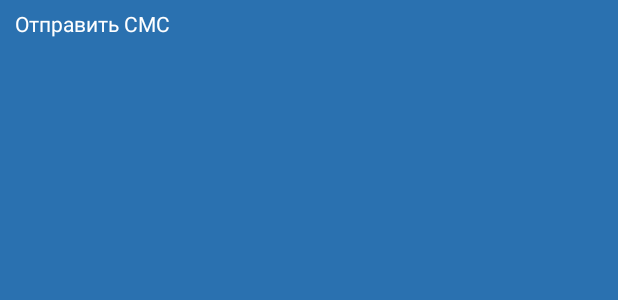
After one commit to developerc/TaxiAndroid5, an Android app: the layout item_six.xml on its own in the app's theme, with its tools: preview values and no code run, on a phone screen of 412 x 824 dp. The commit adds this screen. Shown: the top 300 px of the screen. Run offline under Robolectric (Android 15) with nearby library versions, the phone set to English and light mode, and no system bars; network calls fail.

Commit message:
залил домой проект с Активити сикс

```diff
--- a/taxiandr/src/main/java/com/taxiandroid/ru/taxiandr/ActivitySix.java
+++ b/taxiandr/src/main/java/com/taxiandroid/ru/taxiandr/ActivitySix.java
@@ -75,8 +75,9 @@ public class ActivitySix extends AppCompatActivity implements View.OnClickListen
             // Считываем все контакты в ListView
             List<Taximeter> contacts = mDatabaseHelper.getAllTaximeter();
 
-            ArrayAdapter<Taximeter> adapter = new ArrayAdapter<Taximeter>(this, android.R.layout.simple_list_item_1,
-                    android.R.id.text1, contacts);
+//            ArrayAdapter<Taximeter> adapter = new ArrayAdapter<Taximeter>(this, android.R.layout.simple_list_item_1, android.R.id.text1, contacts);
+            ArrayAdapter<Taximeter> adapter = new ArrayAdapter<Taximeter>(this, R.layout.item_six,
+                    R.id.tvSix, contacts);
             ListView catsListView = (ListView) findViewById(R.id.lvMain);
             catsListView.setAdapter(adapter);
         }
--- a/taxiandr/src/main/java/com/taxiandroid/ru/taxiandr/ActivityThree.java
+++ b/taxiandr/src/main/java/com/taxiandroid/ru/taxiandr/ActivityThree.java
@@ -116,7 +116,7 @@ public class ActivityThree extends AppCompatActivity {
     private void clickStop() {
         // шлем запрос на удаление заказа из таблицы заказов
         new PostAsincTask().execute(postPath + "complete");
-        mDatabaseHelper.addTaximeter(new Taximeter(MainActivity.ClkTel,MainActivity.ClkAdr, Float.toString(MainActivity.Itogo) +" руб", Float.toString(MainActivity.ItogKmGorod)+" м гор", Float.toString(MainActivity.ItogKmPrig)+" м пригор",getCurrentTimeStamp())); //добавляем запись в базу
+        mDatabaseHelper.addTaximeter(new Taximeter(MainActivity.ClkTel,MainActivity.ClkAdr, Float.toString(MainActivity.Itogo) +" руб", Float.toString(MainActivity.ItogKmGorod)+" м гор", Float.toString(MainActivity.ItogKmPrig)+" м пригор", Float.toString(MainActivity.ItogKmRn)+" м район", Float.toString(MainActivity.ItogKmMg)+" м межгор",getCurrentTimeStamp())); //добавляем запись в базу
         Log.d(TAG, "*******************    Добавляем в базу    *****************************");
        // mDatabaseHelper.addTaximeter(new Taximeter("8619641256", "Адрес", "100", "2015-11-20 11:00")); //добавляем запись в базу
 
--- a/taxiandr/src/main/java/com/taxiandroid/ru/taxiandr/MainActivity.java
+++ b/taxiandr/src/main/java/com/taxiandroid/ru/taxiandr/MainActivity.java
@@ -864,7 +864,7 @@ public class MainActivity extends AppCompatActivity
         }
         //if (StartTax==true) {  myIntent.putExtra("btnStr","Proba");  }
         //ActivityThree.buttonStart.setText("Проба");
-        Toast.makeText(getApplicationContext(), "StartTax=" +StartTax + "  " + location.getSpeed()  + "  " +  NewSpeed   + "  " +  Itogo, Toast.LENGTH_SHORT).show();
+       // Toast.makeText(getApplicationContext(), "StartTax=" +StartTax + "  " + location.getSpeed()  + "  " +  NewSpeed   + "  " +  Itogo, Toast.LENGTH_SHORT).show();
     }
 
     @SuppressLint("DefaultLocale") private String formatLat(Location location) {
@@ -1148,7 +1148,7 @@ public class MainActivity extends AppCompatActivity
          for (int i=0; i<zakaz.size(); i++) {
 
              for (int k=0; k<plyzak.size(); k++) {
-                 if (plyzak.get(k)==zakaz.get(i)) flagsred = true;
+                 if (plyzak.get(k) - zakaz.get(i)==0) flagsred = true;
                  else flagsred =false;
 
                  Log.d(TAG, "plyzak="+Integer.toString(plyzak.get(k)) +"  " + "zakaz="+Integer.toString(zakaz.get(i)) +"  flagsred=" + flagsred);
--- a/taxiandr/src/main/res/layout/activity_six.xml
+++ b/taxiandr/src/main/res/layout/activity_six.xml
@@ -15,7 +15,8 @@
 
     </android.support.design.widget.AppBarLayout>
 
-    <include layout="@layout/content_activity_six" />
+    <include layout="@layout/content_activity_six"
+        />
 
     <!--
     <android.support.design.widget.FloatingActionButton android:id="@+id/fab"
--- /dev/null
+++ b/taxiandr/src/main/res/layout/item_six.xml
@@ -0,0 +1,15 @@
+<?xml version="1.0" encoding="utf-8"?>
+<TextView
+
+    android:id="@+id/tvSix"
+    android:layout_width="match_parent"
+    android:layout_height="match_parent"
+    android:paddingLeft="10dp"
+    android:paddingRight="6dp"
+    android:paddingTop="6dp"
+    android:paddingBottom="6dp"
+    android:text="@string/sms_button"
+    android:textColor="@drawable/white_color"
+    android:background="@drawable/gray_blue_color"
+
+    xmlns:android="http://schemas.android.com/apk/res/android" />
```
Also changed, not shown: taxiandr/src/main/java/com/taxiandroid/ru/taxiandr/DatabaseHelper.java (+9 -4 lines), taxiandr/src/main/java/com/taxiandroid/ru/taxiandr/Taximeter.java (+26 -3 lines), taxiandr/src/main/res/layout/content_activity_six.xml (+8 -3 lines), 2 other files.
